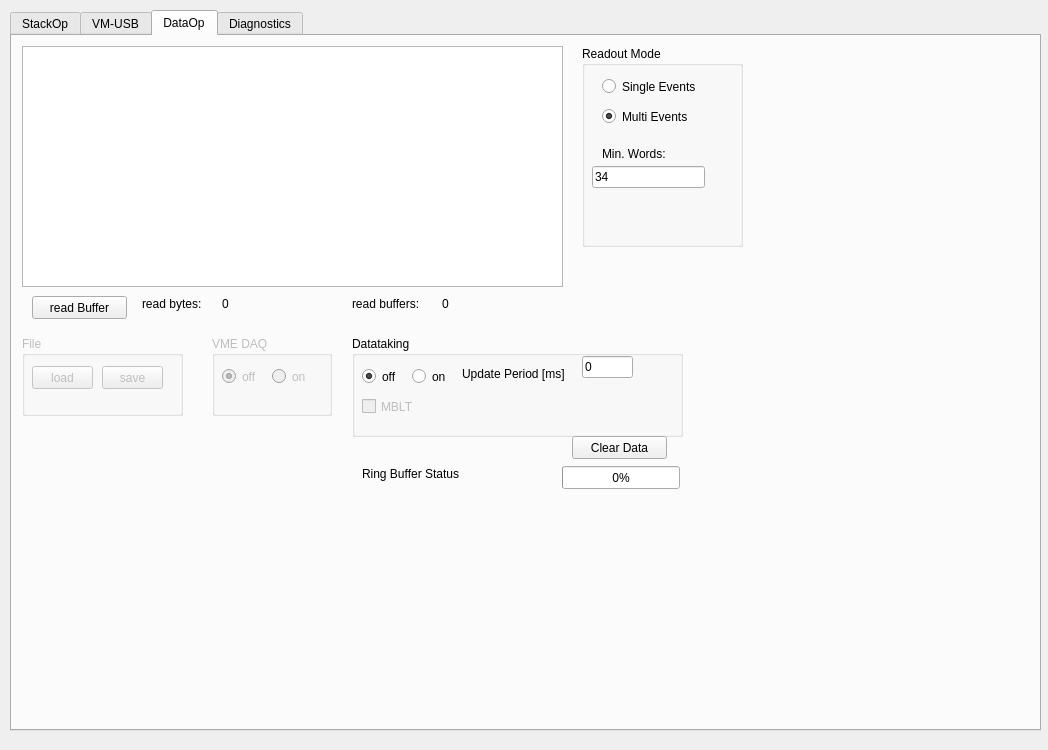
Before: the Qt Designer form mvmecontrol.ui in flueke/mvme, drawn with Qt 5.
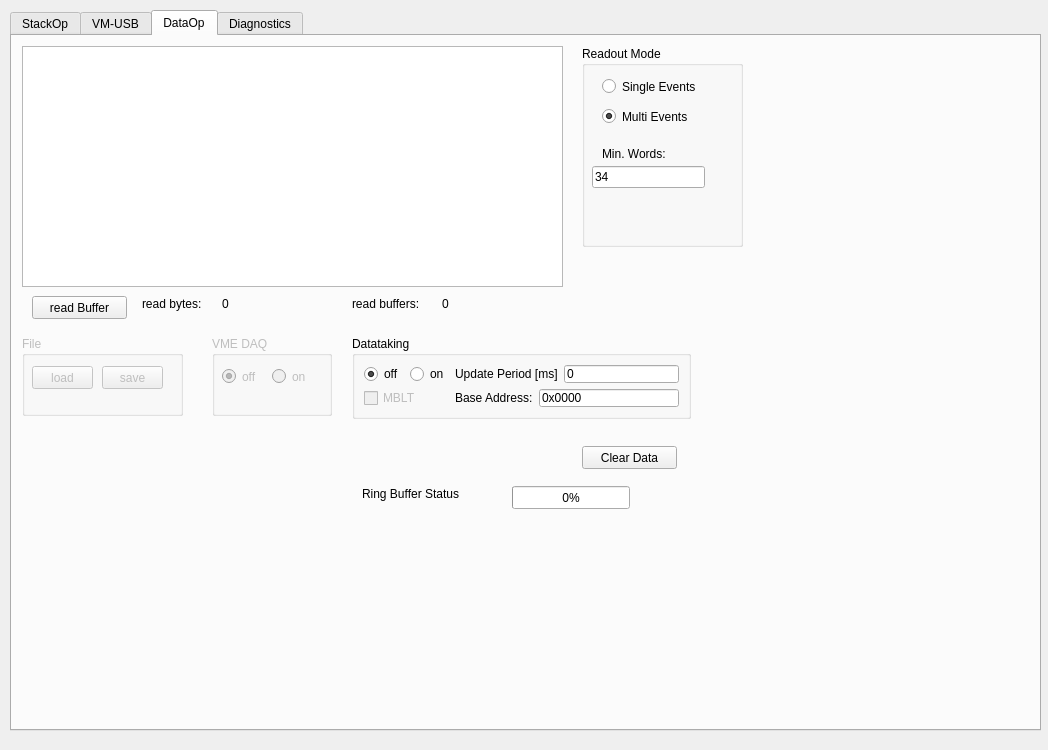
After: the same form once the commit is applied. The open tabs and pages were chosen to show the change.

Commit message: make reading from a base address other than 0x0 possible; wip on logscale

Diff of the .ui file:
```diff
--- a/mvmecontrol.ui
+++ b/mvmecontrol.ui
@@ -1749,22 +1749,18 @@
       <rect>
        <x>340</x>
        <y>300</y>
-       <width>331</width>
-       <height>101</height>
+       <width>339</width>
+       <height>83</height>
       </rect>
      </property>
      <property name="title">
       <string>Datataking</string>
      </property>
+     <layout class="QGridLayout" name="gridLayout">
+      <item row="0" column="0" colspan="2">
+       <layout class="QHBoxLayout" name="horizontalLayout_3">
+        <item>
      <widget class="QRadioButton" name="datatakingOff">
-      <property name="geometry">
-       <rect>
-        <x>10</x>
-        <y>30</y>
-        <width>51</width>
-        <height>21</height>
-       </rect>
-      </property>
       <property name="text">
        <string>off</string>
       </property>
@@ -1775,15 +1771,9 @@
        <string notr="true">datatakingGroup</string>
       </attribute>
      </widget>
+        </item>
+        <item>
      <widget class="QRadioButton" name="datatakingOn">
-      <property name="geometry">
-       <rect>
-        <x>60</x>
-        <y>30</y>
-        <width>51</width>
-        <height>21</height>
-       </rect>
-      </property>
       <property name="text">
        <string>on</string>
       </property>
@@ -1791,28 +1781,20 @@
        <string notr="true">datatakingGroup</string>
       </attribute>
      </widget>
+        </item>
+       </layout>
+      </item>
+      <item row="0" column="2">
+       <layout class="QHBoxLayout" name="horizontalLayout_2">
+        <item>
      <widget class="QLabel" name="label_12">
-      <property name="geometry">
-       <rect>
-        <x>110</x>
-        <y>30</y>
-        <width>121</width>
-        <height>16</height>
-       </rect>
-      </property>
       <property name="text">
        <string>Update Period [ms]</string>
       </property>
      </widget>
+        </item>
+        <item>
      <widget class="QLineEdit" name="period">
-      <property name="geometry">
-       <rect>
-        <x>230</x>
-        <y>20</y>
-        <width>51</width>
-        <height>22</height>
-       </rect>
-      </property>
       <property name="layoutDirection">
        <enum>Qt::LeftToRight</enum>
       </property>
@@ -1823,22 +1805,38 @@
        <number>1</number>
       </property>
      </widget>
+        </item>
+       </layout>
+      </item>
+      <item row="1" column="0">
      <widget class="QCheckBox" name="MBLT">
       <property name="enabled">
        <bool>false</bool>
       </property>
-      <property name="geometry">
-       <rect>
-        <x>10</x>
-        <y>60</y>
-        <width>85</width>
-        <height>21</height>
-       </rect>
-      </property>
       <property name="text">
        <string>MBLT</string>
       </property>
      </widget>
+      </item>
+      <item row="1" column="2">
+       <layout class="QHBoxLayout" name="horizontalLayout_4">
+        <item>
+         <widget class="QLabel" name="label_43">
+          <property name="text">
+           <string>Base Address:</string>
+          </property>
+         </widget>
+        </item>
+        <item>
+         <widget class="QLineEdit" name="readoutBaseAddress">
+          <property name="text">
+           <string>0x0000</string>
+          </property>
+         </widget>
+        </item>
+       </layout>
+      </item>
+     </layout>
     </widget>
     <widget class="QLabel" name="readBytes">
      <property name="geometry">
@@ -1882,8 +1880,8 @@
     <widget class="QProgressBar" name="bufferProgress">
      <property name="geometry">
       <rect>
-       <x>550</x>
-       <y>430</y>
+       <x>500</x>
+       <y>450</y>
        <width>118</width>
        <height>23</height>
       </rect>
@@ -1896,7 +1894,7 @@
      <property name="geometry">
       <rect>
        <x>350</x>
-       <y>430</y>
+       <y>450</y>
        <width>121</width>
        <height>16</height>
       </rect>
@@ -1985,8 +1983,8 @@
     <widget class="QPushButton" name="cleardata">
      <property name="geometry">
       <rect>
-       <x>560</x>
-       <y>400</y>
+       <x>570</x>
+       <y>410</y>
        <width>95</width>
        <height>23</height>
       </rect>
```
Left out of the diff: 8 changed lines with no effect on the pictures. Lines whose indentation alone changed are shown as unchanged. The commit also changes 10 other files.
